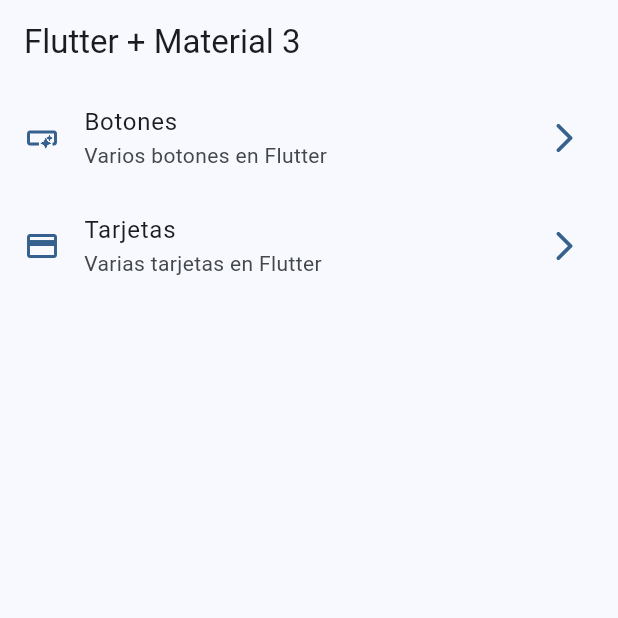
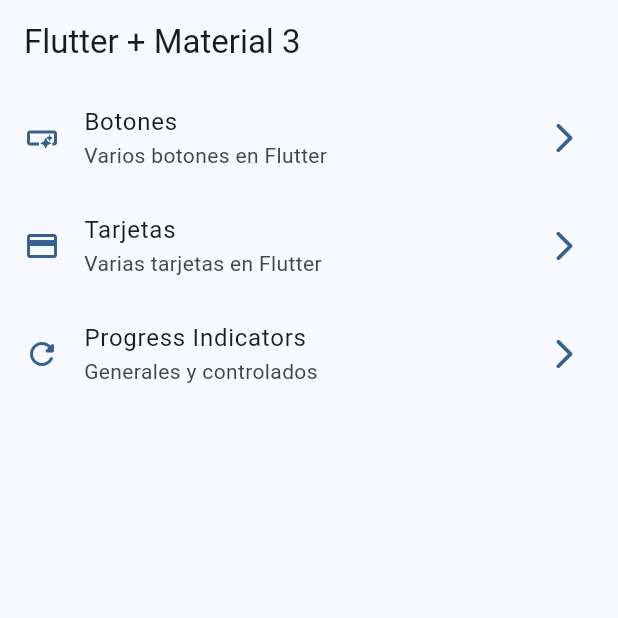
Before and after one commit to jhomen11/widgets_app_flutter, a Flutter app: the screen it shows after launch, on a phone screen of 412 x 824 dp, the top half of it. Run offline on Flutter 3.47's test engine with Material 3 defaults, Android fonts, the phone set to English and light mode, and no system bars; our stand-ins replace go_router.

Commit message:
Progress indicator finished

```diff
--- a/lib/config/menu/menu_item.dart
+++ b/lib/config/menu/menu_item.dart
@@ -25,4 +25,9 @@ class MenuItem {
         subTitle: 'Varias tarjetas en Flutter',
         link: '/cards',
         icon: Icons.credit_card_outlined),
+
+    MenuItem(title: 'Progress Indicators',
+        subTitle: 'Generales y controlados',
+        link: '/progress',
+        icon: Icons.refresh_rounded),
   ];
--- a/lib/config/router/app_router.dart
+++ b/lib/config/router/app_router.dart
@@ -21,5 +21,10 @@ final appRouter = GoRouter(
       name: CardsScreen.name,
       builder: (context, state) => const CardsScreen(),
     ),
+    GoRoute(
+      path: '/progress',
+      name: ProgressScreen.name,
+      builder: (context, state) => const ProgressScreen(),
+    ),
   ],
 );
```
Also changed, not shown: lib/presentation/screen/progress/progress_screen.dart (+59 -1 lines).
